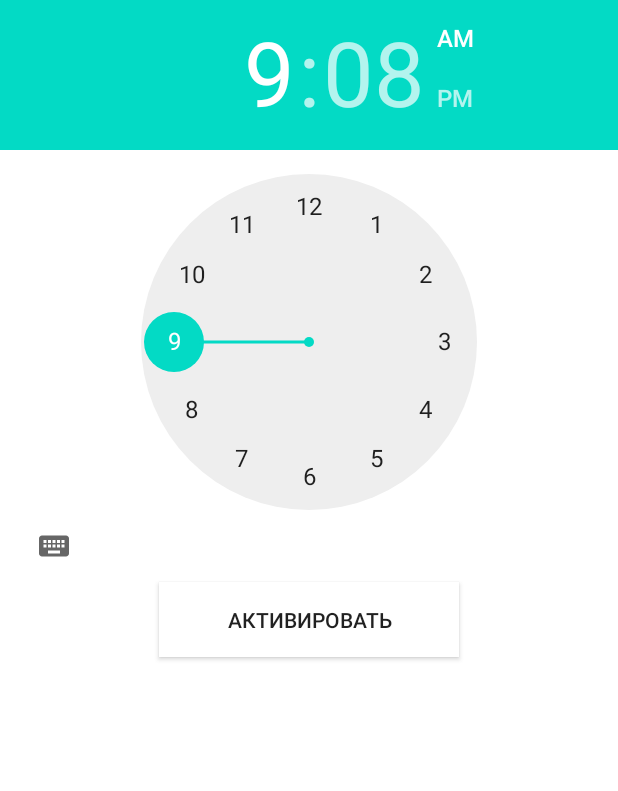
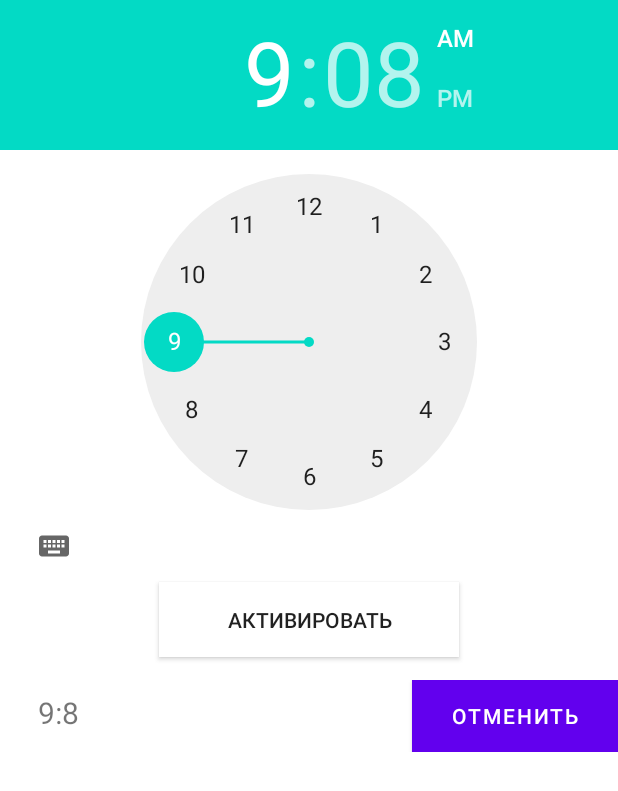
Before and after one commit to LifeLaboratory/vezdecode_final2022, an Android app: the screen it shows after launch (MainActivity), after a tap on "АКТИВИРОВАТЬ", on a phone screen of 412 x 824 dp. Shown: the top 791 px of the screen. Run offline under Robolectric (Android 15) with nearby library versions, the phone set to English and light mode, and no system bars.

Commit message:
Support for some alarms

```diff
--- /dev/null
+++ b/app/src/main/java/ru/lifelaboratory/AlarmAdapter.java
@@ -0,0 +1,61 @@
+package ru.lifelaboratory;
+
+import android.content.Context;
+import android.content.SharedPreferences;
+import android.os.Build;
+import android.view.LayoutInflater;
+import android.view.View;
+import android.view.ViewGroup;
+import android.widget.ArrayAdapter;
+import android.widget.TextView;
+
+import androidx.annotation.NonNull;
+import androidx.annotation.Nullable;
+import androidx.annotation.RequiresApi;
+
+import java.util.ArrayList;
+import java.util.HashSet;
+import java.util.List;
+
+public class AlarmAdapter extends ArrayAdapter<String> {
+
+    private LayoutInflater inflater;
+    private int layout;
+    private ArrayList<String> alarmList;
+
+    public AlarmAdapter(@NonNull Context context, int resource, @NonNull List<String> objects) {
+        super(context, resource, objects);
+        this.alarmList = (ArrayList<String>) objects;
+        this.layout = resource;
+        this.inflater = LayoutInflater.from(context);
+    }
+
+    @RequiresApi(api = Build.VERSION_CODES.N)
+    @NonNull
+    @Override
+    public View getView(int position, @Nullable View convertView, @NonNull ViewGroup parent) {
+        final View viewHolder;
+        if(convertView==null){
+            convertView = inflater.inflate(this.layout, parent, false);
+            viewHolder = convertView;
+            convertView.setTag(viewHolder);
+        } else{
+            viewHolder = (View) convertView.getTag();
+        }
+        final String product = alarmList.get(position);
+
+        ((TextView)viewHolder.findViewById(R.id.alarm_text)).setText(product);
+        viewHolder.findViewById(R.id.alarm_btn).setOnClickListener(v -> {
+            SharedPreferences sharedPreferences = this.getContext().getSharedPreferences("alarms", this.getContext().MODE_PRIVATE);
+            HashSet<String> alarms = (HashSet<String>) sharedPreferences.getStringSet("time", new HashSet<>());
+            HashSet<String> newAlarms = new HashSet<>();
+            alarms.forEach(element -> {
+                if (!product.equals(element))
+                    newAlarms.add(element);
+            });
+            sharedPreferences.edit().putStringSet("time", newAlarms).apply();
+        });
+
+        return convertView;
+    }
+}
--- a/app/src/main/java/ru/lifelaboratory/AlarmService.java
+++ b/app/src/main/java/ru/lifelaboratory/AlarmService.java
@@ -11,26 +11,35 @@ import android.media.MediaPlayer;
 import android.os.Build;
 import android.util.Log;
 
+import androidx.annotation.RequiresApi;
 import androidx.core.app.NotificationCompat;
 
 import java.util.Calendar;
 import java.util.Date;
+import java.util.HashSet;
 
 public class AlarmService extends BroadcastReceiver {
 
     static MediaPlayer mediaPlayer;
 
+    @RequiresApi(api = Build.VERSION_CODES.N)
     @Override
     public void onReceive(Context context, Intent intent) {
 
         SharedPreferences sharedPreferences = context.getSharedPreferences("alarms", context.MODE_PRIVATE);
-        Log.e("Life", sharedPreferences.getString("time", "99:99"));
+        Log.e("Life", String.valueOf(sharedPreferences.getStringSet("time", new HashSet<>())));
 
         Date currentTime = Calendar.getInstance().getTime();
-        if ((currentTime.getHours() + ":" + currentTime.getMinutes()).equals(sharedPreferences.getString("time", "99:99"))) {
-            showNotification(context, "Будильник", "Пора вставать, прям 100%");
-            sharedPreferences.edit().clear().apply();
-        }
+        HashSet<String> alarms = (HashSet<String>) sharedPreferences.getStringSet("time", new HashSet<>());
+        HashSet<String> newAlarms = new HashSet<>();
+        alarms.forEach(element -> {
+            String currentTimeStr = currentTime.getHours() + ":" + currentTime.getMinutes();
+            if (currentTimeStr.equals(element))
+                showNotification(context, "Будильник", "Пора вставать, прям 100%");
+            else
+                newAlarms.add(element);
+        });
+        sharedPreferences.edit().putStringSet("time", newAlarms).apply();
 
     }
 
--- a/app/src/main/java/ru/lifelaboratory/MainActivity.java
+++ b/app/src/main/java/ru/lifelaboratory/MainActivity.java
@@ -8,6 +8,7 @@ import android.content.SharedPreferences;
 import android.os.Build;
 import android.os.Bundle;
 import android.widget.Button;
+import android.widget.ListView;
 import android.widget.TimePicker;
 import android.widget.Toast;
 
@@ -15,13 +16,17 @@ import androidx.appcompat.app.AppCompatActivity;
 
 import com.google.firebase.messaging.FirebaseMessaging;
 
+import java.util.ArrayList;
 import java.util.Calendar;
+import java.util.HashSet;
 
 public class MainActivity extends AppCompatActivity {
     @Override
     protected void onCreate(Bundle savedInstanceState) {
         super.onCreate(savedInstanceState);
         setContentView(R.layout.activity_main);
+
+        ListView productList = findViewById(R.id.alarm_list);
         SharedPreferences sharedPreferences = getSharedPreferences("alarms", MODE_PRIVATE);
 
         FirebaseMessaging.getInstance().setAutoInitEnabled(true);
@@ -42,7 +47,9 @@ public class MainActivity extends AppCompatActivity {
                 if (Build.VERSION.SDK_INT >= Build.VERSION_CODES.M)
                     time = timePicker.getHour() + ":" + timePicker.getMinute();
                 editor.putString("time", time);
-                editor.apply();
+                HashSet<String> setWithTimes = (HashSet<String>) sharedPreferences.getStringSet("time", new HashSet<>());
+                setWithTimes.add(time);
+                editor.putStringSet("time", setWithTimes).apply();
                 Toast.makeText(getApplicationContext(), "Будильник активирован на " + time, Toast.LENGTH_LONG).show();
 
                 Intent myIntent = new Intent(getApplicationContext(), AlarmService.class);
@@ -54,8 +61,14 @@ public class MainActivity extends AppCompatActivity {
                 calendar.add(Calendar.SECOND, 10);
                 long frequency = 10 * 1000;
                 alarmManager.setRepeating(AlarmManager.RTC_WAKEUP, calendar.getTimeInMillis(), frequency, pendingIntent);
+
+                AlarmAdapter adapter = new AlarmAdapter(this, R.layout.alarm_item, new ArrayList<>(sharedPreferences.getStringSet("time", new HashSet<>())));
+                productList.setAdapter(adapter);
             });
         }
+
+        AlarmAdapter adapter = new AlarmAdapter(this, R.layout.alarm_item, new ArrayList<>(sharedPreferences.getStringSet("time", new HashSet<>())));
+        productList.setAdapter(adapter);
     }
 
 
--- a/app/src/main/res/layout/activity_main.xml
+++ b/app/src/main/res/layout/activity_main.xml
@@ -20,4 +20,10 @@
         android:id="@+id/btn_main"
         android:text="Активировать" />
 
+    <ListView
+        android:layout_marginTop="15dp"
+        android:layout_width="match_parent"
+        android:layout_height="wrap_content"
+        android:id="@+id/alarm_list" />
+
 </androidx.appcompat.widget.LinearLayoutCompat>
--- /dev/null
+++ b/app/src/main/res/layout/alarm_item.xml
@@ -0,0 +1,25 @@
+<?xml version="1.0" encoding="utf-8"?>
+<LinearLayout xmlns:android="http://schemas.android.com/apk/res/android"
+    android:orientation="horizontal"
+    android:layout_width="match_parent"
+    android:layout_height="match_parent">
+
+    <TextView
+        android:layout_weight="1"
+        android:layout_width="match_parent"
+        android:layout_height="wrap_content"
+        android:text="99:99"
+        android:textSize="20dp"
+        android:layout_marginStart="25dp"
+        android:layout_marginEnd="25dp"
+        android:id="@+id/alarm_text" />
+
+    <Button
+        android:layout_weight="2"
+        android:layout_width="match_parent"
+        android:layout_height="wrap_content"
+        android:text="Отменить"
+        android:id="@+id/alarm_btn"
+        android:background="@color/cardview_light_background" />
+
+</LinearLayout>
```
